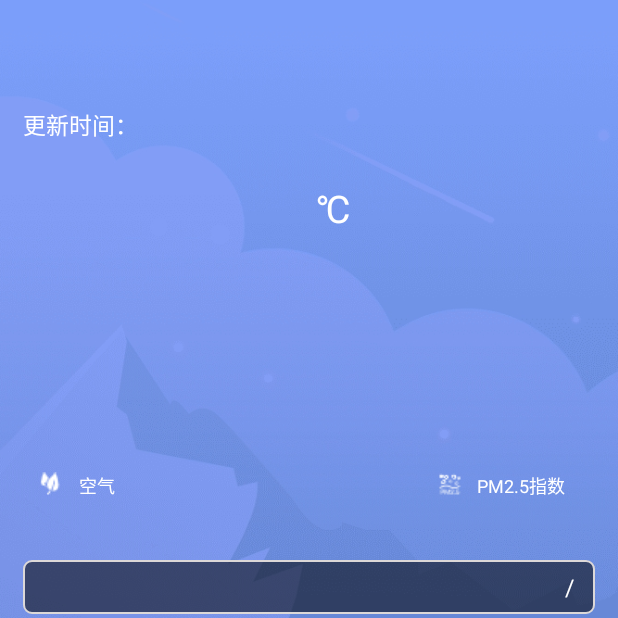
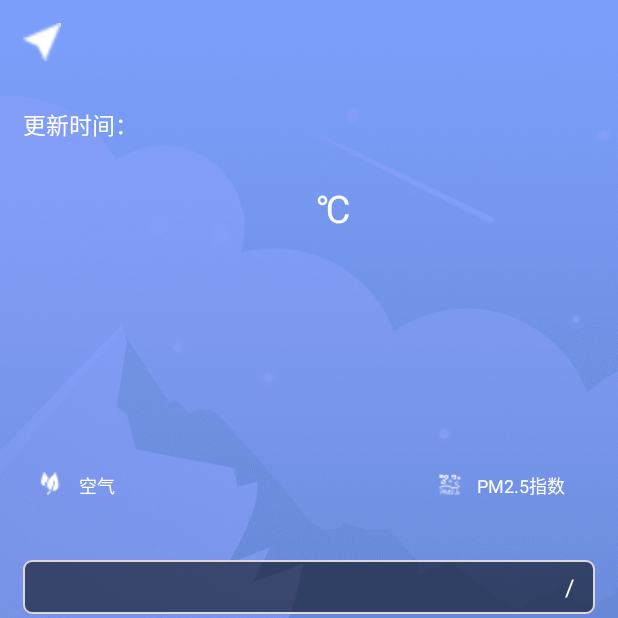
Before and after one commit to Larson-Liu/handsomeweather, an Android app: the WeatherActivity screen opened directly, with no data from a screen before it, on a phone screen of 412 x 824 dp, the top half of it. Run offline under Robolectric (Android 15) with nearby library versions, the phone set to English and light mode, and no system bars; libraries missing offline, so code that uses them is left out: org.litepal; pictures from the network do not load; 29 statements that could not run were skipped.

Commit message:
新增切换城市的功能。

```diff
--- a/app/src/main/java/com/xiaoshuai/handsomeweather/WeatherActivity.java
+++ b/app/src/main/java/com/xiaoshuai/handsomeweather/WeatherActivity.java
@@ -1,6 +1,8 @@
 package com.xiaoshuai.handsomeweather;
 
 import androidx.appcompat.app.AppCompatActivity;
+import androidx.core.view.GravityCompat;
+import androidx.drawerlayout.widget.DrawerLayout;
 import androidx.swiperefreshlayout.widget.SwipeRefreshLayout;
 
 import android.content.Intent;
@@ -11,6 +13,7 @@ import android.os.Bundle;
 import android.text.TextUtils;
 import android.view.LayoutInflater;
 import android.view.View;
+import android.widget.Button;
 import android.widget.ImageView;
 import android.widget.LinearLayout;
 import android.widget.ScrollView;
@@ -37,11 +40,14 @@ public class WeatherActivity extends AppCompatActivity {
 
     //下拉刷新
     public SwipeRefreshLayout swipeRefresh;
+    //滑动菜单布局
+    public DrawerLayout drawerLayout;
     //天气id
     private String currentWeatherId;
 
     private ImageView backgroundImage;
     private ScrollView weatherView;
+    private Button chooseAreaButton;
     private TextView cityName;
     private TextView updateTime;
     private TextView tmp;
@@ -85,8 +91,17 @@ public class WeatherActivity extends AppCompatActivity {
                 requestWeatherData(currentWeatherId);
             }
         });
+        drawerLayout = (DrawerLayout)findViewById(R.id.choose_area_layout);
         backgroundImage = (ImageView)findViewById(R.id.weather_background);
         weatherView = (ScrollView)findViewById(R.id.weather_data_view);
+        chooseAreaButton = (Button)findViewById(R.id.choose_area_button);
+        chooseAreaButton.setOnClickListener(new View.OnClickListener() {
+            @Override
+            public void onClick(View view) {
+                //打开drawerLayout中设置了layout_gravity="start"的view
+                drawerLayout.openDrawer(GravityCompat.START);
+            }
+        });
         cityName = (TextView)findViewById(R.id.city_name);
         updateTime = (TextView)findViewById(R.id.update_date_text);
         tmp = (TextView)findViewById(R.id.tmp_text);
@@ -164,6 +179,8 @@ public class WeatherActivity extends AppCompatActivity {
                     @Override
                     public void run() {
                         if (weather!=null && "ok".equals(weather.status)) {
+                            //要保证下拉刷新的总是当前城市的天气信息，否则就会出现在滑动菜单中选择城市后，下拉刷新又变成上一个城市的天气信息
+                            currentWeatherId = weather.basic.weatherId;
                             /*将天气数据存储到缓存中*/
                             SharedPreferences.Editor editor = getSharedPreferences("weather_data",MODE_PRIVATE).edit();
                             String weatherData = new Gson().toJson(weather);
--- a/app/src/main/res/layout/activity_weather.xml
+++ b/app/src/main/res/layout/activity_weather.xml
@@ -12,6 +12,13 @@
         android:layout_height="match_parent"
         android:scaleType="centerCrop" />
 
+    <!--加入滑动菜单布局-->
+    <androidx.drawerlayout.widget.DrawerLayout
+        android:id="@+id/choose_area_layout"
+        android:layout_width="match_parent"
+        android:layout_height="match_parent">
+
+        <!--第一个控件内容是属于子界面中的内容-->
         <androidx.swiperefreshlayout.widget.SwipeRefreshLayout
             android:id="@+id/swipe_refresh"
             android:layout_width="match_parent"
@@ -57,4 +64,11 @@
                 </LinearLayout>
             </ScrollView>
         </androidx.swiperefreshlayout.widget.SwipeRefreshLayout>
+        <!--第二个控件内容是属于滑动菜单里的内容-->
+        <fragment
+            android:layout_width="match_parent"
+            android:layout_height="match_parent"
+            android:name="com.xiaoshuai.handsomeweather.fragment.ChooseAreaFragment"
+            android:layout_gravity="start" />
+    </androidx.drawerlayout.widget.DrawerLayout>
 </FrameLayout>
--- a/app/src/main/res/layout/title.xml
+++ b/app/src/main/res/layout/title.xml
@@ -4,6 +4,13 @@
     android:layout_width="match_parent"
     android:layout_height="?android:attr/actionBarSize">
 
+    <Button
+        android:id="@+id/choose_area_button"
+        android:layout_width="25dp"
+        android:layout_height="25dp"
+        android:background="@drawable/choose_area_button"
+        android:layout_marginLeft="15dp"
+        android:layout_centerVertical="true" />
     <TextView
         android:id="@+id/city_name"
         android:layout_width="wrap_content"
```
Also changed, not shown: app/src/main/java/com/xiaoshuai/handsomeweather/fragment/ChooseAreaFragment.java (+22 -4 lines), app/src/main/res/layout/choose_area.xml (+16 -8 lines), app/src/main/res/drawable/choose_area_button.png (added). Lines whose indentation alone changed are shown as unchanged.
